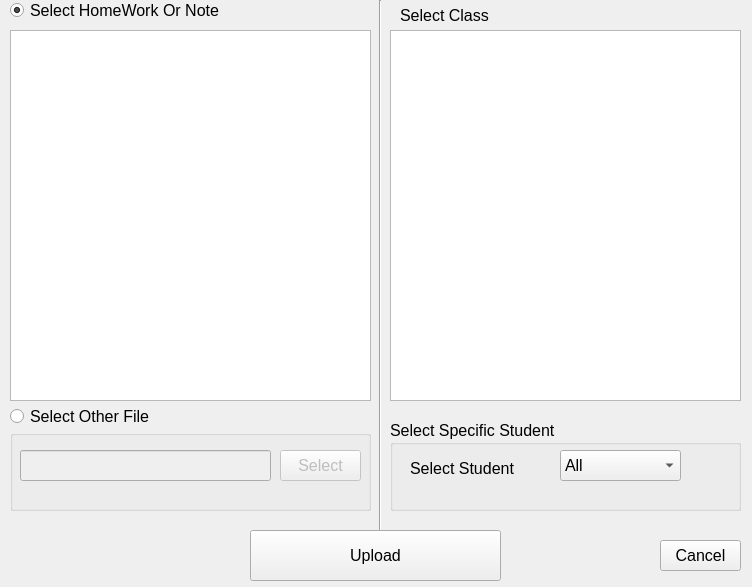
This is uploadfile.ui in dkithmal/BinduProjectTeacher as Qt 5 draws it before an edit. The edited form follows.
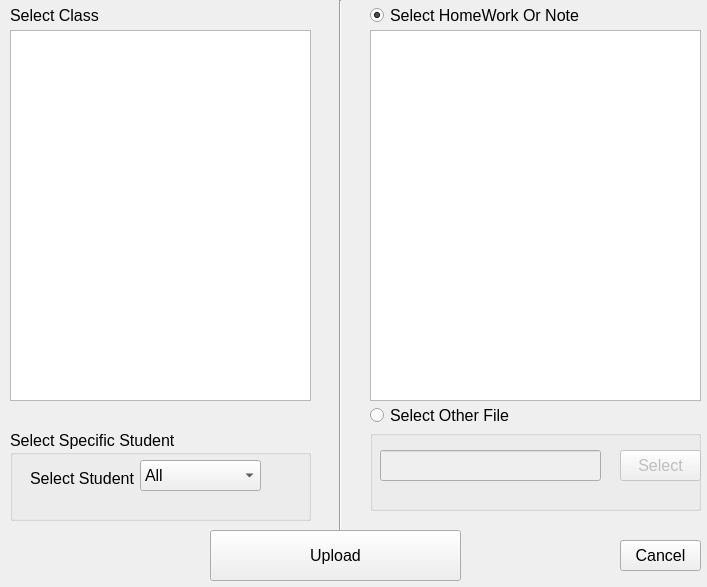
This is the edited form.

Diff of the .ui file:
```diff
--- a/uploadfile.ui
+++ b/uploadfile.ui
@@ -6,7 +6,7 @@
    <rect>
     <x>0</x>
     <y>0</y>
-    <width>752</width>
+    <width>707</width>
     <height>587</height>
    </rect>
   </property>
@@ -21,9 +21,9 @@
   <widget class="QTreeWidget" name="tWSelectHomeWork">
    <property name="geometry">
     <rect>
-     <x>10</x>
+     <x>370</x>
      <y>30</y>
-     <width>361</width>
+     <width>331</width>
      <height>371</height>
     </rect>
    </property>
@@ -47,9 +47,9 @@
   <widget class="QTreeWidget" name="tWSelectClass">
    <property name="geometry">
     <rect>
-     <x>390</x>
+     <x>10</x>
      <y>30</y>
-     <width>351</width>
+     <width>301</width>
      <height>371</height>
     </rect>
    </property>
@@ -73,10 +73,10 @@
   <widget class="QLabel" name="label_2">
    <property name="geometry">
     <rect>
-     <x>400</x>
-     <y>5</y>
+     <x>10</x>
+     <y>0</y>
      <width>91</width>
-     <height>21</height>
+     <height>31</height>
     </rect>
    </property>
    <property name="text">
@@ -89,9 +89,9 @@
    </property>
    <property name="geometry">
     <rect>
-     <x>10</x>
+     <x>370</x>
      <y>430</y>
-     <width>361</width>
+     <width>331</width>
      <height>81</height>
     </rect>
    </property>
@@ -103,7 +103,7 @@
      <rect>
       <x>10</x>
       <y>20</y>
-      <width>251</width>
+      <width>221</width>
       <height>31</height>
      </rect>
     </property>
@@ -111,7 +111,7 @@
    <widget class="QPushButton" name="pushButton_3">
     <property name="geometry">
      <rect>
-      <x>270</x>
+      <x>250</x>
       <y>20</y>
       <width>81</width>
       <height>31</height>
@@ -125,7 +125,7 @@
   <widget class="Line" name="line">
    <property name="geometry">
     <rect>
-     <x>370</x>
+     <x>330</x>
      <y>0</y>
      <width>20</width>
      <height>541</height>
@@ -138,9 +138,9 @@
   <widget class="QGroupBox" name="gBSelectStudent">
    <property name="geometry">
     <rect>
-     <x>390</x>
-     <y>420</y>
-     <width>351</width>
+     <x>10</x>
+     <y>430</y>
+     <width>301</width>
      <height>91</height>
     </rect>
    </property>
@@ -163,7 +163,7 @@
    <widget class="QComboBox" name="cBSelectStudent">
     <property name="geometry">
      <rect>
-      <x>170</x>
+      <x>130</x>
       <y>30</y>
       <width>121</width>
       <height>31</height>
@@ -179,7 +179,7 @@
   <widget class="QPushButton" name="pBUpload">
    <property name="geometry">
     <rect>
-     <x>250</x>
+     <x>210</x>
      <y>530</y>
      <width>251</width>
      <height>51</height>
@@ -192,7 +192,7 @@
   <widget class="QPushButton" name="pBClose">
    <property name="geometry">
     <rect>
-     <x>660</x>
+     <x>620</x>
      <y>540</y>
      <width>81</width>
      <height>31</height>
@@ -205,10 +205,10 @@
   <widget class="QRadioButton" name="rBSelectHomeWork">
    <property name="geometry">
     <rect>
-     <x>10</x>
+     <x>370</x>
      <y>0</y>
      <width>221</width>
-     <height>21</height>
+     <height>31</height>
     </rect>
    </property>
    <property name="text">
@@ -221,10 +221,10 @@
   <widget class="QRadioButton" name="rBSelectOtherFile">
    <property name="geometry">
     <rect>
-     <x>10</x>
-     <y>406</y>
+     <x>370</x>
+     <y>400</y>
      <width>141</width>
-     <height>21</height>
+     <height>31</height>
     </rect>
    </property>
    <property name="text">
```
